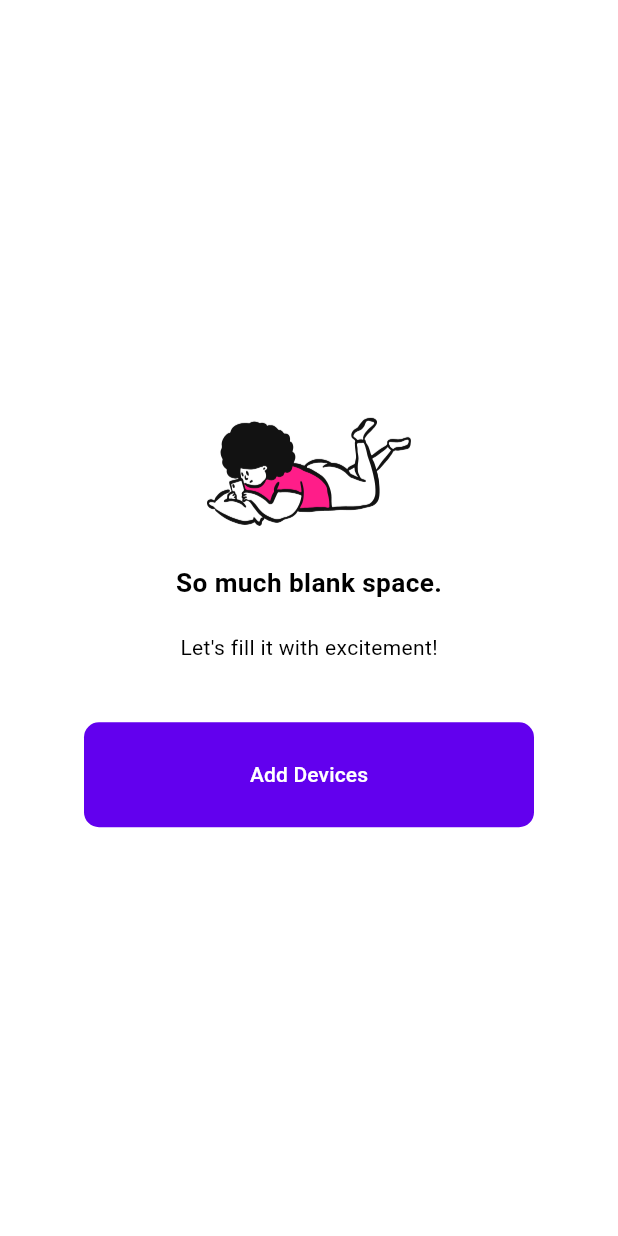
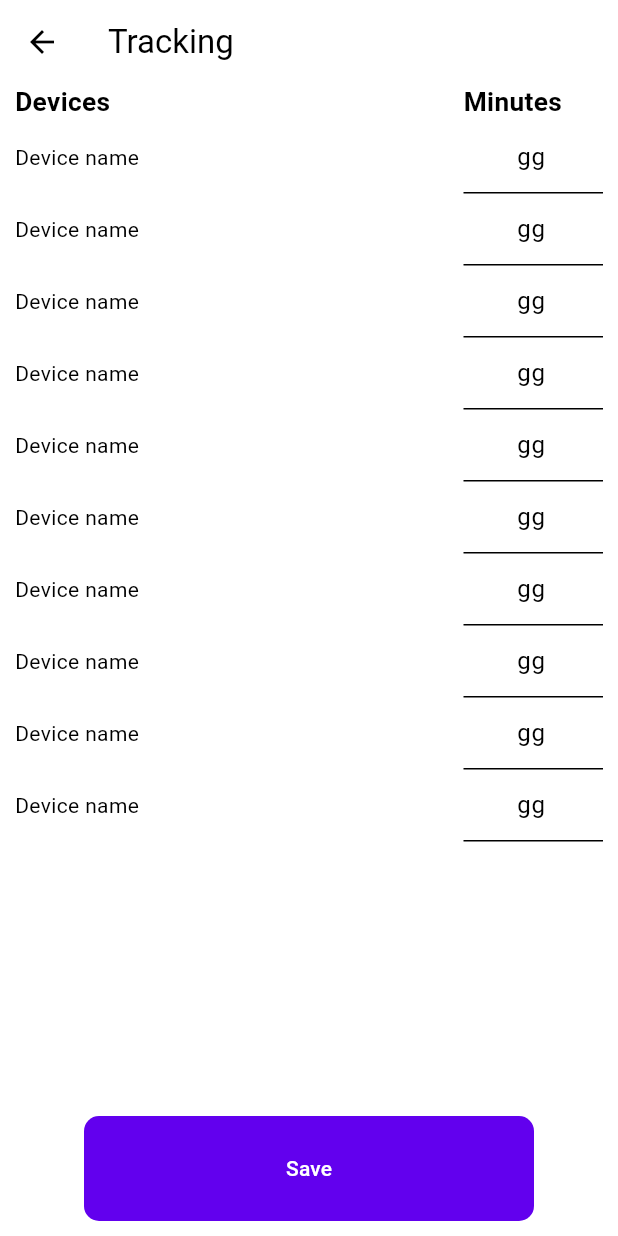
Before and after one commit to GyuoMi/MySolar, a Flutter app: the TrackingPage screen opened directly, on a phone screen of 412 x 824 dp. Run offline on Flutter 3.47's test engine with Material 2 defaults, Android fonts, the phone set to English and light mode, and no system bars; our stand-ins replace supabase_flutter; accounts and stored records are empty.

Commit message:
changed layout of devices/minutes

```diff
--- a/my_solar_app/lib/screens/tracking_page.dart
+++ b/my_solar_app/lib/screens/tracking_page.dart
@@ -1,4 +1,5 @@
 import 'package:flutter/material.dart';
+import 'package:my_solar_app/screens/devices.dart';
 import 'package:my_solar_app/screens/login_page.dart';
 import 'package:my_solar_app/widgets/authentication/square_tile_images.dart';
 import 'package:my_solar_app/widgets/authentication/text_field.dart';
@@ -6,15 +7,19 @@ import 'package:my_solar_app/cloud_functions/authentication/interfaces/auth_repo
 
 class TrackingPage extends StatelessWidget {
   TrackingPage({super.key});
+  List<TextEditingController>? _controllers = [];
 
   @override
   Widget build(BuildContext context) {
     return Scaffold(
+        appBar: AppBar(
+          title: Text('Tracking'),
+        ),
         body: Center(
             child: Column(
           mainAxisAlignment: MainAxisAlignment.center,
           children: [
-        if (true) ...[
+            if (false) ...[
               Image.asset(
                 'assets/images/empty_page.png',
                 scale: 3,
@@ -36,14 +41,72 @@ class TrackingPage extends StatelessWidget {
                         minimumSize: const Size(300, 70)),
                     onPressed: () {
                       //TODO: change LoginPage to devices page
-                  Navigator.of(context).push(
-                      MaterialPageRoute(builder: (context) => LoginPage()));
+                      Navigator.of(context).push(MaterialPageRoute(
+                          builder: (context) => DevicesPage()));
                     },
                     child: const Text("Add Devices")),
               ]),
             ] //if
             else ...[
-          const Text("Welcome back!"),
+              const Row(
+                  mainAxisAlignment: MainAxisAlignment.spaceAround,
+                  children: [
+                    Expanded(
+                        flex: 3,
+                        child: Padding(
+                          padding: EdgeInsets.only(left: 10),
+                          child: Text(
+                            "Devices",
+                            style: TextStyle(fontWeight: FontWeight.bold),
+                            textScaleFactor: 1.25,
+                          ),
+                        )),
+                    Expanded(
+                        flex: 1,
+                        child: Padding(
+                          padding: EdgeInsets.only(right: 10),
+                          child: Text(
+                            "Minutes",
+                            style: TextStyle(fontWeight: FontWeight.bold),
+                            textScaleFactor: 1.25,
+                          ),
+                        )),
+                  ]),
+
+              //create list of devices
+              Expanded(
+                child: ListView.builder(
+                  scrollDirection: Axis.vertical,
+                  shrinkWrap: true,
+                  itemCount: 10,
+                  itemBuilder: (context, index) {
+                    _controllers!.add(TextEditingController());
+                    _controllers![index].text = "gg";
+                    return Row(children: [
+                      const Expanded(
+                          flex: 3,
+                          child: Padding(
+                            padding: EdgeInsets.only(left: 10),
+                            child: Text(
+                              "Device name",
+                              //textAlign: TextAlign.center,
+                            ),
+                          )),
+                      Expanded(
+                        flex: 1,
+                        child: Padding(
+                          padding: const EdgeInsets.only(right: 10),
+                          child: TextFormField(
+                            textAlign: TextAlign.center,
+                            controller: _controllers![index],
+                          ),
+                        ),
+                      ),
+                    ]);
+                  },
+                  //separatorBuilder: (BuildContext context, int index) =>const Divider(),
+                ),
+              ),
 
               //create save button
               Row(mainAxisAlignment: MainAxisAlignment.center, children: [
@@ -53,9 +116,16 @@ class TrackingPage extends StatelessWidget {
                             borderRadius: BorderRadius.circular(10)),
                         minimumSize: const Size(300, 70)),
                     //TODO: change this lambda function
-                onPressed: () => "this",
+                    onPressed: () {
+                      for (int index = 0; index < 10; index++) {
+                        String value = _controllers![index].text;
+                        _controllers![index].text = value;
+                      }
+                    },
                     child: const Text("Save")),
               ]),
+
+              const SizedBox(height: 10),
             ], //else
           ],
         )));
```
Lines whose indentation alone changed are shown as unchanged.
